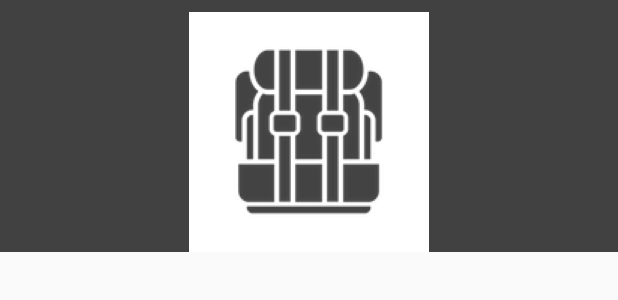
After one commit to Braveheart22/TRAILguide, an Android app: the layout category_item_item.xml on its own in the app's theme, with its tools: preview values and no code run, on a phone screen of 412 x 824 dp. The commit adds this screen. Shown: the top 300 px of the screen. Run offline under Robolectric (Android 15) with nearby library versions, the phone set to English and light mode, and no system bars.

Commit message:
Created cell for category items

```diff
--- /dev/null
+++ b/app/src/main/java/com/johnstrack/trailguide/Adapter/ItemsAdapter.kt
@@ -0,0 +1,5 @@
+package com.johnstrack.trailguide.Adapter
+
+/**
+ * Created by John on 4/2/2018 at 3:42 PM.
+ */
--- a/app/src/main/java/com/johnstrack/trailguide/Controller/CategoryItemsActivity.kt
+++ b/app/src/main/java/com/johnstrack/trailguide/Controller/CategoryItemsActivity.kt
@@ -3,11 +3,16 @@ package com.johnstrack.trailguide.Controller
 import android.os.Bundle
 import android.support.v7.app.AppCompatActivity
 import com.johnstrack.trailguide.R
+import com.johnstrack.trailguide.Utilities.EXTRA_CATEGORY
+import kotlinx.android.synthetic.main.activity_main.*
 
 class CategoryItemsActivity : AppCompatActivity() {
 
     override fun onCreate(savedInstanceState: Bundle?) {
         super.onCreate(savedInstanceState)
         setContentView(R.layout.activity_category_items)
+
+        val categoryType = intent.getStringExtra(EXTRA_CATEGORY)
+        categoryItemText.text = "$categoryType GEAR"
     }
 }
--- a/app/src/main/java/com/johnstrack/trailguide/Controller/MainActivity.kt
+++ b/app/src/main/java/com/johnstrack/trailguide/Controller/MainActivity.kt
@@ -8,6 +8,7 @@ import android.view.View
 import com.johnstrack.trailguide.Adapter.CategoryRecycleAdapter
 import com.johnstrack.trailguide.R
 import com.johnstrack.trailguide.Services.DataService
+import com.johnstrack.trailguide.Utilities.EXTRA_CATEGORY
 import kotlinx.android.synthetic.main.activity_main.*
 
 class MainActivity : AppCompatActivity() {
@@ -23,6 +24,7 @@ class MainActivity : AppCompatActivity() {
         adapter = CategoryRecycleAdapter(this, DataService.categories) {category ->
 //            println(category.title)
             val itemIntent = Intent (this, CategoryItemsActivity::class.java)
+            itemIntent.putExtra(EXTRA_CATEGORY, category.title)
             startActivity(itemIntent)
         }
         categoryListView.adapter = adapter
--- /dev/null
+++ b/app/src/main/java/com/johnstrack/trailguide/Model/Item.kt
@@ -0,0 +1,6 @@
+package com.johnstrack.trailguide.Model
+
+/**
+ * Created by John on 4/2/2018 at 3:00 PM.
+ */
+class Item (val title: String, val image: String)
--- /dev/null
+++ b/app/src/main/res/layout/category_item_item.xml
@@ -0,0 +1,21 @@
+<?xml version="1.0" encoding="utf-8"?>
+<android.support.constraint.ConstraintLayout xmlns:android="http://schemas.android.com/apk/res/android"
+    xmlns:app="http://schemas.android.com/apk/res-auto"
+    android:layout_width="match_parent"
+    android:layout_height="wrap_content"
+    android:background="@color/colorPrimary">
+
+    <ImageView
+        android:id="@+id/imageView2"
+        android:layout_width="0dp"
+        android:layout_height="wrap_content"
+        android:layout_marginTop="8dp"
+        android:background="@android:color/white"
+        android:contentDescription="@string/item_image"
+        app:layout_constraintDimensionRatio="w,1:1"
+        app:layout_constraintEnd_toEndOf="parent"
+        app:layout_constraintHorizontal_bias="0.5"
+        app:layout_constraintStart_toStartOf="parent"
+        app:layout_constraintTop_toTopOf="parent"
+        app:srcCompat="@drawable/backpack" />
+</android.support.constraint.ConstraintLayout>
--- a/app/src/main/res/values/strings.xml
+++ b/app/src/main/res/values/strings.xml
@@ -11,4 +11,5 @@
     <string name="devslopes_logo">Devslopes logo</string>
     <string name="hamburger_button">hamburger button</string>
     <string name="item">CATEGORY GEAR</string>
+    <string name="item_image">item image</string>
 </resources>
```
Also changed, not shown: app/src/main/java/com/johnstrack/trailguide/Services/DataService.kt (+42 -0 lines), app/src/main/java/com/johnstrack/trailguide/Utilities/Constants.kt (added, +7 -0 lines).
